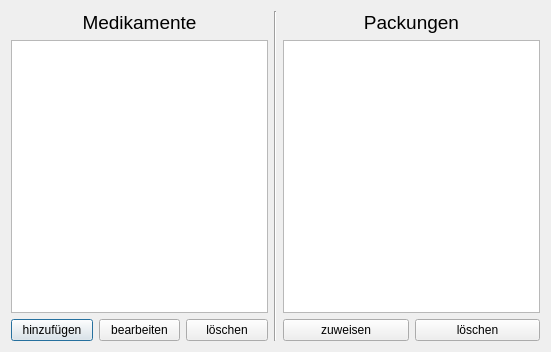
First picture: the form in settings.ui, repository addilind/RFID_MED, before the edit.
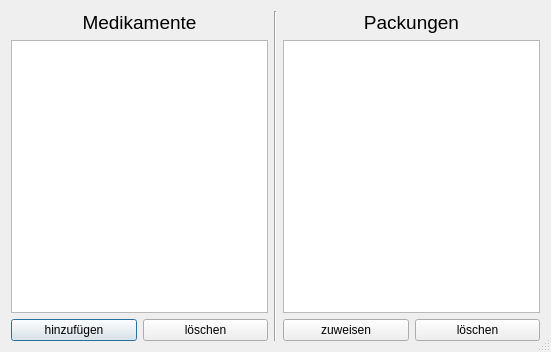
Second picture: the form after the edit. Icons and pictures are not drawn.

What changed in the file:
```diff
--- a/settings.ui
+++ b/settings.ui
@@ -20,6 +20,9 @@
   <property name="locale">
    <locale language="German" country="Germany"/>
   </property>
+  <property name="sizeGripEnabled">
+   <bool>true</bool>
+  </property>
   <layout class="QHBoxLayout" name="horizontalLayout">
    <item>
     <layout class="QVBoxLayout" name="verticalLayout_2">
@@ -73,20 +76,7 @@
         </widget>
        </item>
        <item>
-        <widget class="QPushButton" name="pushButton_3">
-         <property name="sizePolicy">
-          <sizepolicy hsizetype="Minimum" vsizetype="Fixed">
-           <horstretch>1</horstretch>
-           <verstretch>0</verstretch>
-          </sizepolicy>
-         </property>
-         <property name="text">
-          <string>bearbeiten</string>
-         </property>
-        </widget>
-       </item>
-       <item>
-        <widget class="QPushButton" name="pushButton_4">
+        <widget class="QPushButton" name="medDelBtn">
          <property name="sizePolicy">
           <sizepolicy hsizetype="Minimum" vsizetype="Fixed">
            <horstretch>1</horstretch>
```
Left out of the diff: 22 changed lines with no effect on the pictures.
